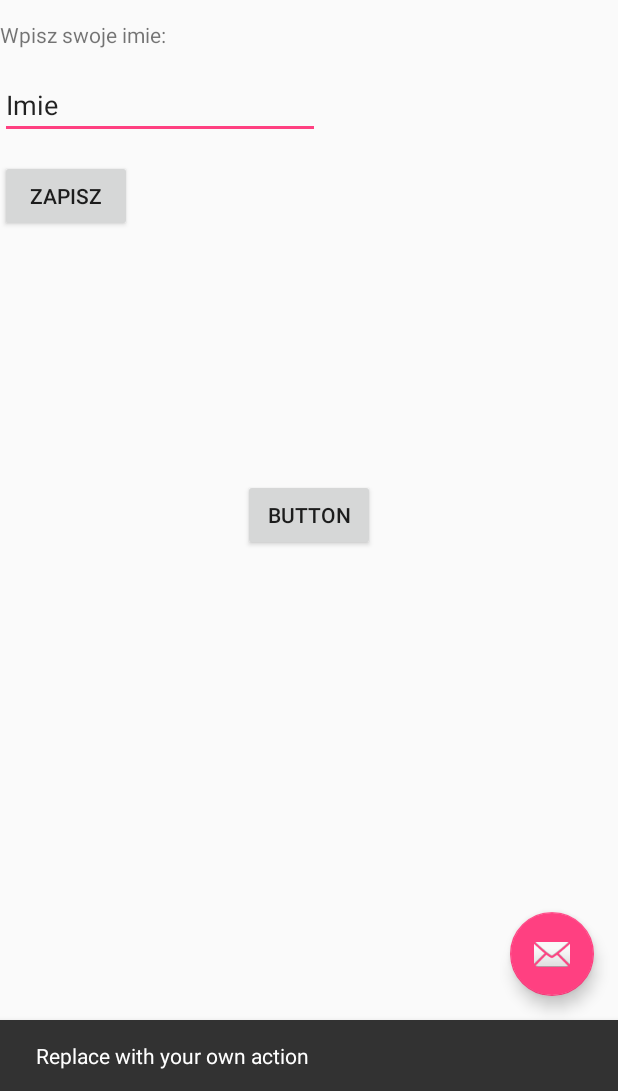
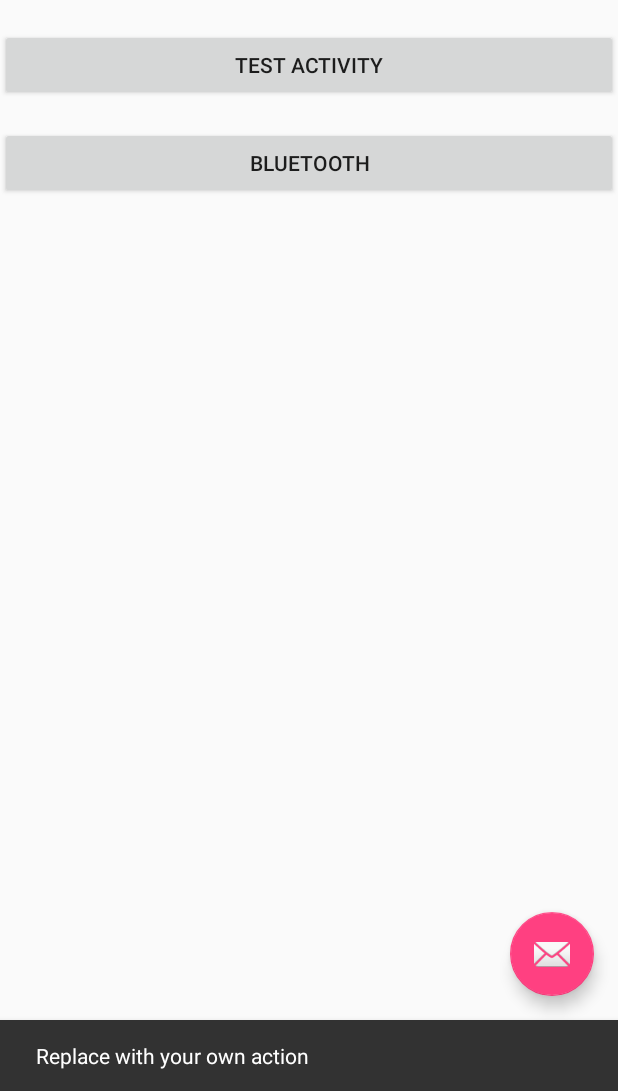
Before and after one commit to KSwie/AndroidStudioApp, an Android app: the screen it shows after launch (MainActivity), after a tap on an icon or button, on a phone screen of 412 x 824 dp, the part 145-1236 px from its top. Run offline under Robolectric (Android 15) with nearby library versions, the phone set to English and light mode, and no system bars.

Commit message:
commit 01.04

```diff
--- a/app/src/main/java/com/example/kamil/aplikacja/MainActivity.java
+++ b/app/src/main/java/com/example/kamil/aplikacja/MainActivity.java
@@ -55,4 +55,9 @@
         Intent intent = new Intent(MainActivity.this, TestActivity.class);
         startActivity(intent);
     }
+
+    public void BTClick(View view) {
+        Intent intent = new Intent(MainActivity.this, BluetoothActivity.class);
+        startActivity(intent);
+    }
 }
--- a/app/src/main/res/layout/content_main.xml
+++ b/app/src/main/res/layout/content_main.xml
@@ -17,50 +17,26 @@
         android:textStyle="bold"
         android:id="@+id/textView2" />
 
-    <TextView
-        android:id="@+id/textView"
-        android:layout_width="127dp"
-        android:layout_height="34dp"
-        android:layout_alignParentLeft="true"
+    <Button
+        android:id="@+id/button"
+        android:layout_width="match_parent"
+        android:layout_height="wrap_content"
         android:layout_alignParentStart="true"
-        android:layout_below="@+id/textView2"
-        android:layout_marginTop="13dp"
-        android:text="@string/label"
-        tools:layout_editor_absoluteX="16dp"
-        tools:layout_editor_absoluteY="60dp" />
-
-    <EditText
-        android:id="@+id/editText"
-        android:layout_width="wrap_content"
-        android:layout_height="wrap_content"
-        android:layout_alignParentLeft="true"
-        android:layout_alignParentStart="true"
-        android:layout_below="@+id/textView"
-        android:ems="10"
-        android:inputType="textPersonName"
-        android:text="@string/imie"
-        tools:layout_editor_absoluteX="16dp"
-        tools:layout_editor_absoluteY="94dp" />
+        android:layout_alignParentTop="true"
+        android:layout_marginTop="60dp"
+        android:onClick="click"
+        android:text="@string/testBtnString"
+        android:layout_alignParentLeft="true" />
 
     <Button
-        android:id="@+id/zapisz"
-        android:layout_width="wrap_content"
+        android:id="@+id/bluetoothBtn"
+        android:layout_width="match_parent"
         android:layout_height="wrap_content"
-        android:layout_alignParentLeft="true"
         android:layout_alignParentStart="true"
-        android:layout_below="@+id/editText"
-        android:layout_marginTop="14dp"
-        android:text="@string/save"
-        tools:layout_editor_absoluteX="16dp"
-        tools:layout_editor_absoluteY="156dp" />
-
-    <Button
-        android:id="@+id/button"
-        android:layout_width="wrap_content"
-        android:layout_height="wrap_content"
-        android:layout_centerHorizontal="true"
-        android:layout_centerVertical="true"
-        android:onClick="click"
-        android:text="Button" />
+        android:layout_alignParentTop="true"
+        android:layout_marginTop="125dp"
+        android:onClick="BTClick"
+        android:text="@string/bluetoothBtnString"
+        android:layout_alignParentLeft="true" />
 
 </RelativeLayout>
--- a/app/src/main/res/values/strings.xml
+++ b/app/src/main/res/values/strings.xml
@@ -36,4 +36,11 @@
     <string name="takePhotoBtnString">Zrób zdjęcie</string>
     <string name="openGalleryBtnString">Galeria</string>
     <string name="takePhotoString">Zrób zdjęcie</string>
+    <string name="testBtnString">Test Activity</string>
+    <string name="bluetoothBtnString">Bluetooth</string>
+    <string name="title_activity_bluetooth">BluetoothActivity</string>
+    <string name="bluetoothActivityBtnString">Bluetooth ON/OFF</string>
+    <string name="discoverabilityString">Enable discoverability</string>
+    <string name="title_activity_btdevice_list">BTDeviceListActivity</string>
+    <string name="discoverDevicesString">Discover Devices</string>
 </resources>
```
Also changed, not shown: app/src/main/AndroidManifest.xml (+22 -0 lines), app/src/main/java/com/example/kamil/aplikacja/BTDeviceListActivity.java (added, +21 -0 lines), app/src/main/java/com/example/kamil/aplikacja/BluetoothActivity.java (added, +196 -0 lines), app/src/main/res/layout/activity_bluetooth.xml (added, +26 -0 lines), app/src/main/res/layout/activity_btdevice_list.xml (added, +25 -0 lines), app/src/main/res/layout/content_bluetooth.xml (added, +56 -0 lines), app/src/main/res/layout/content_btdevice_list.xml (added, +32 -0 lines).
